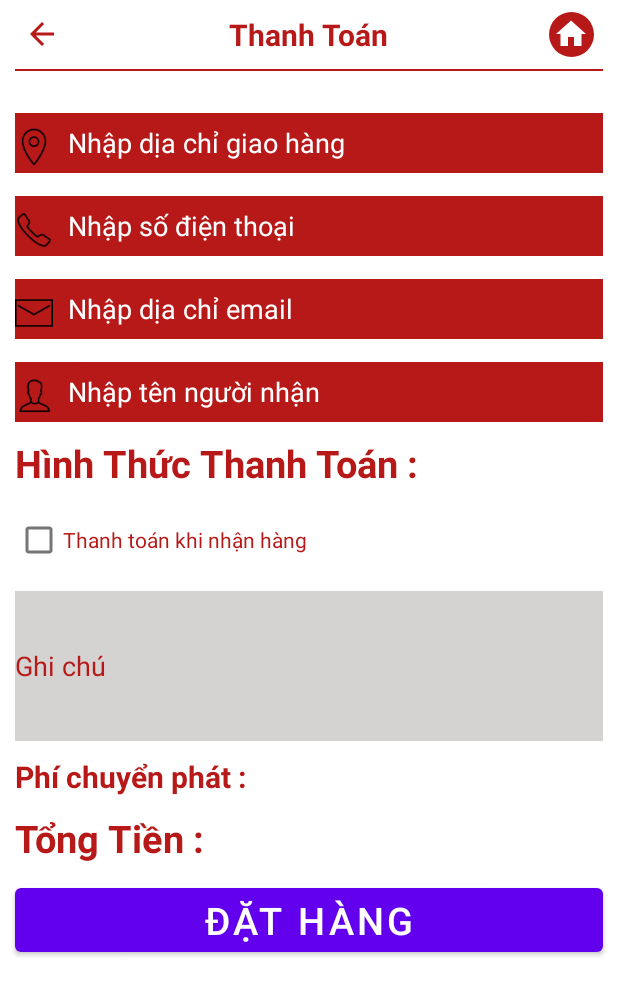
After one commit to czysia/AppDuAnTotNghiep, an Android app: the ThanhToan screen opened directly, with no data from a screen before it, on a phone screen of 412 x 824 dp. The commit adds this screen. Shown: the top 995 px of the screen. Run offline under Robolectric (Android 15) with nearby library versions, the phone set to English and light mode, and no system bars.

Commit message:
update thanh toan

```diff
--- /dev/null
+++ b/app/src/main/java/org/sonnnph12414/appduantotnghiep/activity/ThanhToan.java
@@ -0,0 +1,16 @@
+package org.sonnnph12414.appduantotnghiep.activity;
+
+import androidx.appcompat.app.AppCompatActivity;
+
+import android.os.Bundle;
+
+import org.sonnnph12414.appduantotnghiep.R;
+
+public class ThanhToan extends AppCompatActivity {
+
+    @Override
+    protected void onCreate(Bundle savedInstanceState) {
+        super.onCreate(savedInstanceState);
+        setContentView(R.layout.activity_thanh_toan);
+    }
+}
--- /dev/null
+++ b/app/src/main/res/drawable/bgr_ed.xml
@@ -0,0 +1,28 @@
+<?xml version="1.0" encoding="utf-8"?>
+<shape
+    xmlns:android="http://schemas.android.com/apk/res/android"
+    android:shape="rectangle">
+
+    <!-- Set màu nền-->
+    <solid
+        android:color="#B71818"
+        >
+
+    </solid>
+
+    <!-- đặt thuộc tính màu và độ rộng của đường viền -->
+    <stroke
+        android:width="1dp"
+        android:color="#B71818" >
+    </stroke>
+
+    <!-- các thuộc tính căn chỉnh-->
+    <padding
+        android:left="0dp"
+        android:top="0dp"
+        android:right="0dp"
+        android:bottom="0dp" >
+    </padding>
+
+
+</shape>
--- /dev/null
+++ b/app/src/main/res/drawable/bgr_ed_ghi_chu.xml
@@ -0,0 +1,28 @@
+<?xml version="1.0" encoding="utf-8"?>
+<shape
+    xmlns:android="http://schemas.android.com/apk/res/android"
+    android:shape="rectangle">
+
+    <!-- Set màu nền-->
+    <solid
+        android:color="#D5D2D2"
+        >
+
+    </solid>
+
+    <!-- đặt thuộc tính màu và độ rộng của đường viền -->
+    <stroke
+        android:width="1dp"
+        android:color="#D5D2D2" >
+    </stroke>
+
+    <!-- các thuộc tính căn chỉnh-->
+    <padding
+        android:left="0dp"
+        android:top="0dp"
+        android:right="0dp"
+        android:bottom="0dp" >
+    </padding>
+
+
+</shape>
--- /dev/null
+++ b/app/src/main/res/layout/activity_thanh_toan.xml
@@ -0,0 +1,186 @@
+<?xml version="1.0" encoding="utf-8"?>
+<LinearLayout
+    xmlns:android="http://schemas.android.com/apk/res/android"
+    xmlns:tools="http://schemas.android.com/tools"
+    android:layout_width="match_parent"
+    android:layout_height="match_parent"
+    android:orientation="vertical"
+    >
+
+    <RelativeLayout
+        android:layout_width="match_parent"
+        android:layout_height="wrap_content"
+        android:layout_marginTop="8dp"
+        android:paddingHorizontal="16dp">
+        <ImageView
+            android:layout_width="wrap_content"
+            android:layout_height="wrap_content"
+            android:layout_centerVertical="true"
+            android:src="@drawable/ic_arrow_back_24"/>
+
+        <TextView
+            android:layout_width="wrap_content"
+            android:layout_height="wrap_content"
+            android:layout_centerInParent="true"
+            android:text="Thanh Toán"
+            android:textColor="#B71818"
+            android:textSize="20sp"
+            android:textStyle="bold" />
+
+        <ImageView
+            android:layout_width="wrap_content"
+            android:layout_height="wrap_content"
+            android:layout_alignParentRight="true"
+            android:src="@drawable/ic_home_circle"
+            />
+    </RelativeLayout>
+    <View
+        android:id="@+id/view"
+        android:layout_width="match_parent"
+        android:layout_height="1dp"
+        android:layout_marginVertical="8dp"
+        android:layout_marginHorizontal="10dp"
+        android:background="#B71818"/>
+    <LinearLayout
+        android:layout_width="match_parent"
+        android:layout_height="40dp"
+        android:layout_marginLeft="10dp"
+        android:layout_marginRight="10dp"
+        android:layout_marginTop="20dp"
+        android:background="@drawable/bgr_ed">
+        <ImageView
+            android:layout_width="25dp"
+            android:layout_height="25dp"
+            android:layout_marginTop="10dp"
+            android:src="@drawable/ic_location"/>
+
+        <EditText
+            android:layout_width="match_parent"
+            android:layout_height="40dp"
+            android:hint="Nhập dịa chỉ giao hàng"
+            android:textColorHint="@color/white"
+            android:layout_marginLeft="10dp"
+            android:background="@drawable/bgr_border_only"
+            />
+    </LinearLayout>
+    <LinearLayout
+        android:layout_width="match_parent"
+        android:layout_height="40dp"
+        android:layout_marginLeft="10dp"
+        android:layout_marginRight="10dp"
+        android:layout_marginTop="15dp"
+        android:background="@drawable/bgr_ed">
+        <ImageView
+            android:layout_width="25dp"
+            android:layout_height="25dp"
+            android:layout_marginTop="10dp"
+            android:src="@drawable/ic_phone"/>
+
+        <EditText
+            android:layout_width="match_parent"
+            android:layout_height="40dp"
+            android:hint="Nhập số điện thoại"
+            android:textColorHint="@color/white"
+            android:layout_marginLeft="10dp"
+            android:background="@drawable/bgr_border_only"
+            />
+    </LinearLayout>
+    <LinearLayout
+        android:layout_width="match_parent"
+        android:layout_height="40dp"
+        android:layout_marginLeft="10dp"
+        android:layout_marginRight="10dp"
+        android:layout_marginTop="15dp"
+        android:background="@drawable/bgr_ed">
+        <ImageView
+            android:layout_width="25dp"
+            android:layout_height="25dp"
+            android:layout_marginTop="10dp"
+            android:src="@drawable/ic_mail"/>
+
+        <EditText
+            android:layout_width="match_parent"
+            android:layout_height="40dp"
+            android:hint="Nhập dịa chỉ email"
+            android:textColorHint="@color/white"
+            android:layout_marginLeft="10dp"
+            android:background="@drawable/bgr_border_only"
+            />
+    </LinearLayout>
+    <LinearLayout
+        android:layout_width="match_parent"
+        android:layout_height="40dp"
+        android:layout_marginLeft="10dp"
+        android:layout_marginRight="10dp"
+        android:layout_marginTop="15dp"
+        android:background="@drawable/bgr_ed">
+        <ImageView
+            android:layout_width="25dp"
+            android:layout_height="25dp"
+            android:layout_marginTop="10dp"
+            android:src="@drawable/ic_user"/>
+
+        <EditText
+            android:layout_width="match_parent"
+            android:layout_height="40dp"
+            android:hint="Nhập tên người nhận"
+            android:textColorHint="@color/white"
+            android:layout_marginLeft="10dp"
+            android:background="@drawable/bgr_border_only"
+            />
+    </LinearLayout>
+
+    <TextView
+        android:layout_width="match_parent"
+        android:layout_height="wrap_content"
+        android:text="Hình Thức Thanh Toán :"
+        android:textStyle="bold"
+        android:textSize="25dp"
+        android:layout_margin="10dp"
+        android:textColor="#B71818"/>
+    <CheckBox
+        android:layout_width="match_parent"
+        android:layout_height="wrap_content"
+        android:text="Thanh toán khi nhận hàng"
+        android:textColor="#B71818"
+        android:layout_marginLeft="10dp"
+        android:layout_marginRight="10dp"/>
+    <EditText
+        android:layout_width="match_parent"
+        android:layout_height="100dp"
+        android:hint="Ghi chú"
+        android:background="@drawable/bgr_ed_ghi_chu"
+        android:textColorHint="#B71818"
+        android:layout_marginTop="10dp"
+        android:layout_marginLeft="10dp"
+        android:layout_marginRight="10dp"/>
+    <TextView
+        android:layout_width="match_parent"
+        android:layout_height="wrap_content"
+        android:text="Phí chuyển phát :"
+        android:textStyle="bold"
+        android:textSize="20dp"
+        android:layout_marginTop="10dp"
+        android:layout_marginLeft="10dp"
+        android:layout_marginRight="10dp"
+        android:textColor="#B71818"/>
+    <TextView
+        android:layout_width="match_parent"
+        android:layout_height="wrap_content"
+        android:text="Tổng Tiền :"
+        android:textStyle="bold"
+        android:textSize="25dp"
+        android:layout_marginTop="10dp"
+        android:layout_marginLeft="10dp"
+        android:layout_marginRight="10dp"
+        android:textColor="#B71818"/>
+
+    <Button
+        android:layout_width="match_parent"
+        android:layout_height="wrap_content"
+        android:text="Đặt Hàng"
+        android:textSize="25dp"
+        android:layout_marginTop="10dp"
+        android:layout_marginLeft="10dp"
+        android:layout_marginRight="10dp"/>
+</LinearLayout>
```
Also changed, not shown: app/src/main/AndroidManifest.xml (+8 -2 lines), app/src/main/java/org/sonnnph12414/appduantotnghiep/activity/HomeActivity.java (+67 -0 lines), app/src/main/res/layout/activity_home.xml (+54 -2 lines), app/src/main/res/drawable/ic_location.png (added), app/src/main/res/drawable/ic_mail.png (added), app/src/main/res/drawable/ic_phone.png (added), app/src/main/res/drawable/ic_user.png (added), 1 other file.
